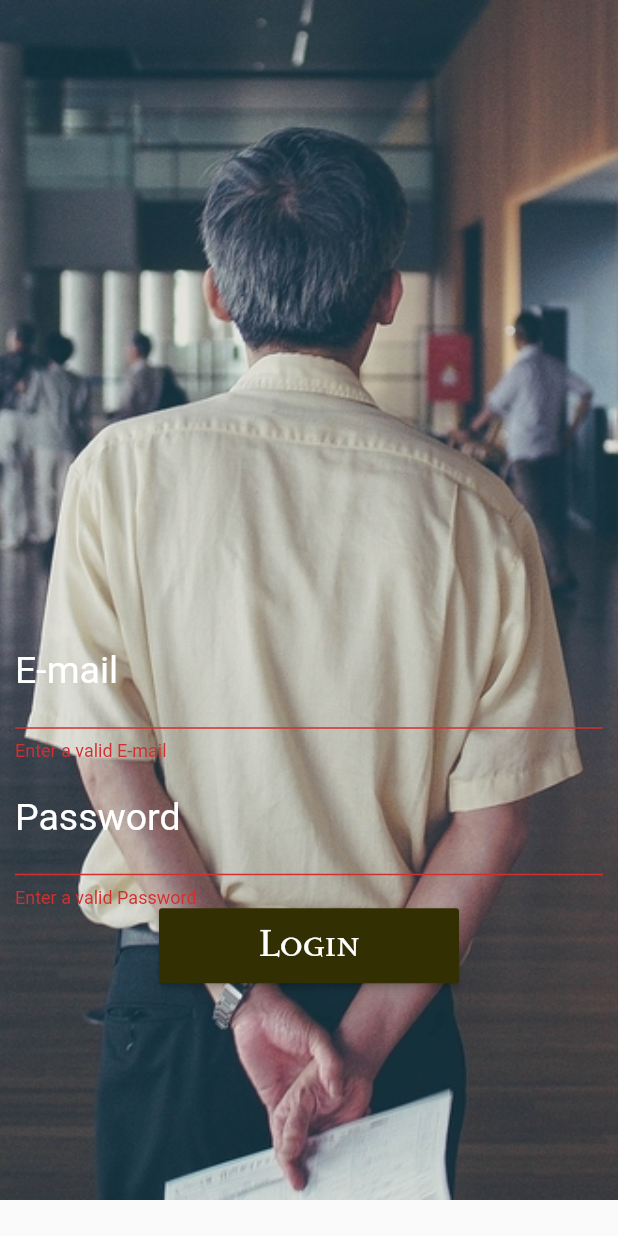
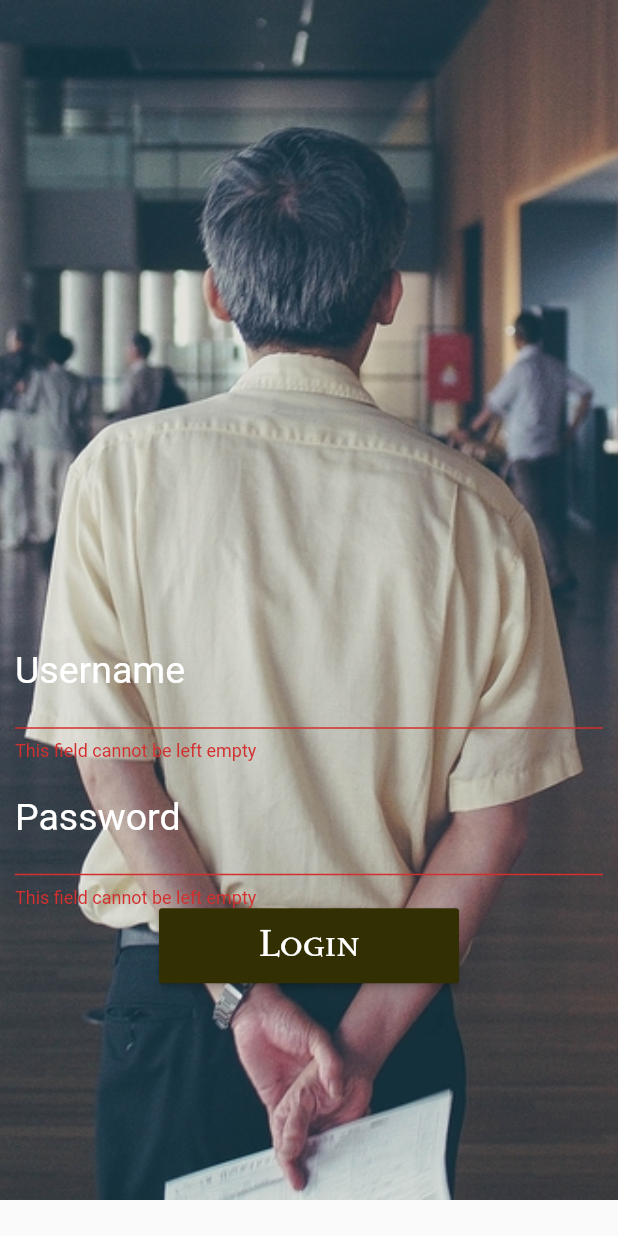
Before and after one commit to Aceitall/Areyoupresent, a Flutter app: the FacultyLogin screen opened directly, after a tap on "Login", on a phone screen of 412 x 824 dp. Run offline on Flutter 3.47's test engine with Material 2 defaults, Android fonts, the phone set to English and light mode, and no system bars.

Commit message:
Changes made

```diff
--- a/lib/facultylogin.dart
+++ b/lib/facultylogin.dart
@@ -1,5 +1,4 @@
 import 'package:flutter/material.dart';
-import 'package:firebase_auth/firebase_auth.dart';
 import 'dart:async';
 import './facultyhome.dart';
 
@@ -10,7 +9,7 @@ class FacultyLogin extends StatefulWidget {
 
 class _FacultyLoginState extends State<FacultyLogin> {
 
-  String _email, _password;
+  String _username, _password;
   final GlobalKey<FormState> _facultyLoginKey = GlobalKey<FormState>();
 
 
@@ -42,14 +41,13 @@ class _FacultyLoginState extends State<FacultyLogin> {
                   TextFormField(
                   validator: (input){
                   if(input.isEmpty){
-                    return 'Enter a valid E-mail';
+                    return 'This field cannot be left empty';
                     }
-                    return '';
                   },
-                  onSaved: (input) => _email = input,
+                  onSaved: (input) => _username = input,
                   style: TextStyle(color: Color(0xff322F02), fontSize: 25),
                   decoration: InputDecoration(
-                    labelText: 'E-mail',
+                    labelText: 'Username',
                     labelStyle: TextStyle(color: Colors.white),
                     focusedBorder: OutlineInputBorder(
                     borderSide: BorderSide(color: Colors.white, width: 1.0),
@@ -64,11 +62,10 @@ class _FacultyLoginState extends State<FacultyLogin> {
                   TextFormField(
                     validator: (input){
                       if(input.isEmpty){
-                        return 'Enter a valid Password';
-                      }else if(input.length < 6){
-                        return 'Password Short. Enter a valid Password';
+                        return 'This field cannot be left empty';
+                      }else if(input.length < 8){
+                        return 'Password too short. Please enter a valid Password';
                       }
-                      return '';
                     },
                     onSaved: (input) => _password = input,
                     style: TextStyle(color: Color(0xff322F02), fontSize: 25),
@@ -113,7 +110,7 @@ Future <void> facultyLogin() async {
   if(formState.validate()){
     formState.save();
     try{
-      AuthResult user = await FirebaseAuth.instance.signInWithEmailAndPassword(email: _email.trim(), password: _password);
+      print("Faculty Login");
       Navigator.push(context,
                       MaterialPageRoute(builder: (context) => FacultyHome()));
     }catch(e){
--- a/lib/main.dart
+++ b/lib/main.dart
@@ -23,7 +23,7 @@ class MyApp extends StatelessWidget {
               fit: BoxFit.cover,),
               Positioned(top: 50,left: 50,
               child:
-              Text('Are You Present', style: TextStyle(fontFamily: 'Sedan SC', fontSize: 40, color: Color(0xff322F02), fontWeight: FontWeight.bold),),
+              Text('Are You Present?', style: TextStyle(fontFamily: 'Sedan SC', fontSize: 40, color: Color(0xff322F02), fontWeight: FontWeight.bold),),
               ),
               Builder(builder:
                 (context) => Positioned(
--- a/lib/studentlogin.dart
+++ b/lib/studentlogin.dart
@@ -1,5 +1,4 @@
 import 'package:flutter/material.dart';
-import 'package:firebase_auth/firebase_auth.dart';
 import 'dart:async';
 import './studenthome.dart';
 
@@ -10,7 +9,7 @@ class StudentLogin extends StatefulWidget {
 
 class _StudentLoginState extends State<StudentLogin> {
 
-  String _email, _password;
+  String _username, _password;
   final GlobalKey<FormState> _studentLoginKey = GlobalKey<FormState>();
 
 
@@ -42,14 +41,13 @@ class _StudentLoginState extends State<StudentLogin> {
                   TextFormField(
                   validator: (input){
                   if(input.isEmpty){
-                    return 'Enter a valid Username/E-mail';
+                    return 'This field cannot be left empty';
                     }
-                    return '';
                   },
-                  onSaved: (input) => _email = input,
+                  onSaved: (input) => _username = input,
                   style: TextStyle(color: Color(0xff322F02), fontSize: 25),
                   decoration: InputDecoration(
-                    labelText: 'Username/E-mail',
+                    labelText: 'Username',
                     labelStyle: TextStyle(color: Colors.white),
                     focusedBorder: OutlineInputBorder(
                     borderSide: BorderSide(color: Colors.white, width: 1.0),
@@ -65,11 +63,10 @@ class _StudentLoginState extends State<StudentLogin> {
                   TextFormField(
                     validator: (input){
                       if(input.isEmpty){
-                        return 'Enter a valid Password';
-                      }else if(input.length < 6){
-                        return 'Password Short. Enter a valid Password';
+                        return 'This field cannot be left empty';
+                      }else if(input.length < 8){
+                        return 'Password too short. Please enter a valid Password';
                       }
-                      return '';
                     },
                     onSaved: (input) => _password = input,
                     style: TextStyle(color: Color(0xff322F02), fontSize: 25),
@@ -109,12 +106,13 @@ class _StudentLoginState extends State<StudentLogin> {
     )
     );
   }
+
 Future <void> studentLogin() async {
   final formState = _studentLoginKey.currentState;
   if(formState.validate()){
     formState.save();
     try{
-      AuthResult user = await FirebaseAuth.instance.signInWithEmailAndPassword(email: _email.trim(), password: _password);
+      print("Student login");
       Navigator.push(context,
                       MaterialPageRoute(builder: (context) => StudentHome()));
     }catch(e){
```
